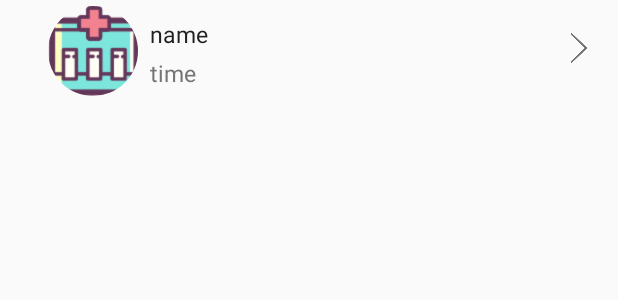
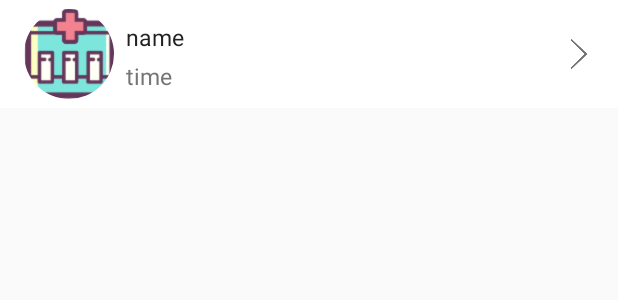
Before and after one commit to zhoujiahao123/Medical-aid, an Android app: the layout recyclerview_person_list_item.xml on its own in the app's theme, with its tools: preview values and no code run, on a phone screen of 412 x 824 dp. Shown: the top 300 px of the screen. Run offline under Robolectric (Android 15) with nearby library versions, the phone set to English and light mode, and no system bars.

Commit message:
更改一些细节的东西

```diff
--- a/app/src/main/java/com/zxr/medicalaid/mvp/ui/activities/CurrentPatientsActivity.java
+++ b/app/src/main/java/com/zxr/medicalaid/mvp/ui/activities/CurrentPatientsActivity.java
@@ -126,8 +126,6 @@ public class CurrentPatientsActivity extends BaseActivity implements SwipeRefres
             case android.R.id.home:
                 finish();
                 break;
-            case R.id.qr_code:
-                adapter.add(new Person("吴黎明", "11:10", null));
         }
         return super.onOptionsItemSelected(item);
     }
--- a/app/src/main/java/com/zxr/medicalaid/mvp/ui/adapters/InquiryContentAdapter.java
+++ b/app/src/main/java/com/zxr/medicalaid/mvp/ui/adapters/InquiryContentAdapter.java
@@ -48,6 +48,7 @@ public class InquiryContentAdapter extends RecyclerArrayAdapter<Person> {
             patinentName.setText(data.getName());
             Glide.with(getContext())
                     .load(data.getImage_url())
+                    .crossFade()
                     .placeholder(R.drawable.default_image)
                     .into(patinentImg);
         }
--- a/app/src/main/java/com/zxr/medicalaid/mvp/ui/adapters/PatientListAdapter.java
+++ b/app/src/main/java/com/zxr/medicalaid/mvp/ui/adapters/PatientListAdapter.java
@@ -46,7 +46,7 @@ public class PatientListAdapter extends RecyclerArrayAdapter<Person> {
 
         @Override
         public void setData(Person data) {
-            Glide.with(mContext).load(data.getImage_url()).crossFade().into(patientImage);
+            Glide.with(mContext).load(data.getImage_url()).placeholder(R.drawable.default_image).crossFade().into(patientImage);
             patientName.setText(data.getName());
             time.setText(data.getTime());
         }
--- a/app/src/main/res/layout/recyclerview_person_list_item.xml
+++ b/app/src/main/res/layout/recyclerview_person_list_item.xml
@@ -2,20 +2,20 @@
 <android.support.constraint.ConstraintLayout xmlns:android="http://schemas.android.com/apk/res/android"
     xmlns:app="http://schemas.android.com/apk/res-auto"
     android:id="@+id/list_item"
+    android:background="@android:color/white"
     android:foreground="?android:attr/selectableItemBackground"
     android:layout_width="match_parent"
-    android:layout_height="wrap_content">
+    android:layout_height="@dimen/list_item_height">
 
     <com.zxr.medicalaid.widget.CircleImageView
         android:id="@+id/patient_image"
         android:layout_width="@dimen/image_size_normal"
         android:layout_height="@dimen/image_size_normal"
-        android:layout_marginBottom="4dp"
-        android:layout_marginLeft="32dp"
-        android:layout_marginTop="4dp"
+        android:layout_marginLeft="16dp"
         android:src="@drawable/welcome_logo"
         app:layout_constraintLeft_toLeftOf="parent"
-        app:layout_constraintTop_toTopOf="parent" />
+        app:layout_constraintTop_toTopOf="parent"
+        app:layout_constraintBottom_toBottomOf="parent" />
 
     <TextView
         android:id="@+id/patient_name"
--- a/app/src/main/res/values/dimen.xml
+++ b/app/src/main/res/values/dimen.xml
@@ -18,9 +18,10 @@
     <dimen name="spacing_tiny">4dp</dimen>
 
     <dimen name="image_size_tiny">20dp</dimen>
-    <dimen name="image_size_small">40dp</dimen>
+    <dimen name="image_size_small">48dp</dimen>
     <dimen name="image_size_normal">60dp</dimen>
     <dimen name="image_size_large">80dp</dimen>
     <dimen name="image_size_huge">100dp</dimen>
 
+    <dimen name="list_item_height">72dp</dimen>
 </resources>
```
